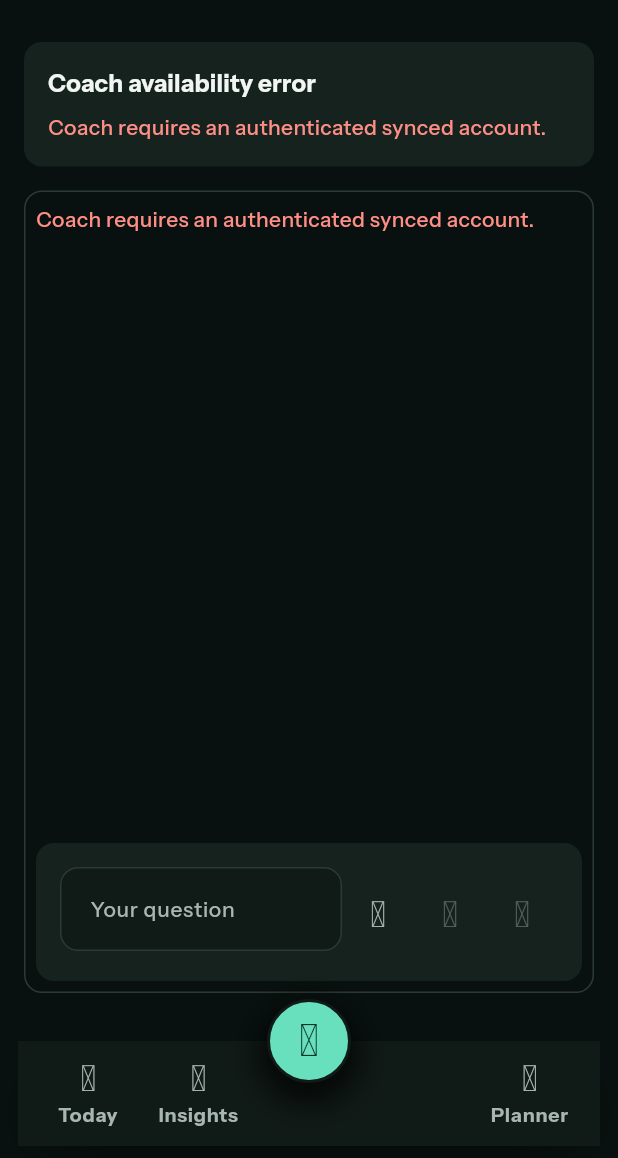
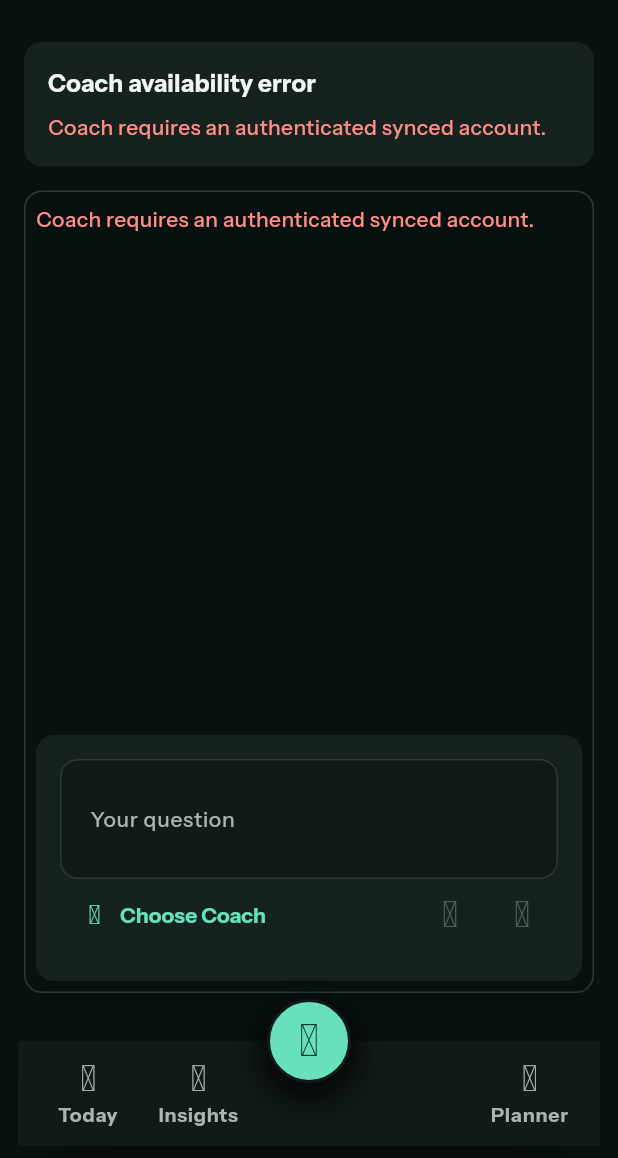
Before and after one commit to MyLifeGraph/MyLifeGraph, a Flutter app: the CoachPage screen opened by its route, on a phone screen of 412 x 824 dp, the part 78-1236 px from its top. Run offline on Flutter 3.47's test engine with Material 3 defaults, Android fonts, the phone set to English and light mode, and no system bars; our stand-ins replace connectivity_plus, dio, flutter_riverpod, flutter_secure_storage, flutter_svg, go_router and 6 more; missing offline and left inert: dart:js_interop, file_selector, record, webview_flutter_android; accounts and stored records are empty; project files that could hold a hidden picture were left out.

Commit message:
ui: compact check-in, schedule and coach controls

```diff
--- a/apps/mobile/lib/features/coach/presentation/pages/coach_page.dart
+++ b/apps/mobile/lib/features/coach/presentation/pages/coach_page.dart
@@ -64,6 +64,17 @@ class _CoachPageState extends ConsumerState<CoachPage> {
       title: 'Coach',
       compactHeader: true,
       actions: [
+        if (state.capabilities?.canRespond == true)
+          Tooltip(
+            message: '${state.capabilities!.limits.remainingRequests} of '
+                '${state.capabilities!.limits.requestsPerLocalDay} questions left '
+                '${state.capabilities!.limits.requestPeriod == 'utc_day' ? 'today (UTC)' : 'today'}',
+            child: Text(
+              '${state.capabilities!.limits.remainingRequests}/'
+              '${state.capabilities!.limits.requestsPerLocalDay} left',
+              style: Theme.of(context).textTheme.labelSmall,
+            ),
+          ),
         AppHeaderActions(
           pageActions: [
             IconButton(
@@ -82,10 +93,15 @@ class _CoachPageState extends ConsumerState<CoachPage> {
       viewportBody: Column(
         crossAxisAlignment: CrossAxisAlignment.stretch,
         children: [
+        if (state.capabilities?.canRespond != true ||
+            state.isRateLimited || state.capabilityError != null ||
+            state.capabilities?.provider == CoachProviderName.fake ||
+            state.capabilities?.provider == CoachProviderName.localCodexOauth) ...[
         _CapabilityCard(
           state: state,
         ),
         const SizedBox(height: AppSpacing.md),
+        ],
         Expanded(child: DecoratedBox(
           key: const Key('app-page-body-outline'),
           decoration: BoxDecoration(
@@ -117,7 +133,7 @@ class _CoachPageState extends ConsumerState<CoachPage> {
                 ),
             );
             final compactHeight = constraints.maxHeight <
-                MediaQuery.textScalerOf(context).scale(160);
+                MediaQuery.textScalerOf(context).scale(240);
             final scroll = SingleChildScrollView(
               key: const Key('coach-chat-scroll'),
               controller: _chatScrollController,
@@ -334,15 +350,6 @@ class _CapabilityCard extends StatelessWidget {
           if (demo || capability.provider == CoachProviderName.fake ||
               capability.provider == CoachProviderName.localCodexOauth)
             Text(_availabilitySummary(capability)),
-          if (ready) ...[
-            const SizedBox(height: AppSpacing.xs),
-            Text(
-              '${capability.limits.remainingRequests} of '
-              '${capability.limits.requestsPerLocalDay} questions left '
-              '${capability.limits.requestPeriod == 'utc_day' ? 'today (UTC)' : 'today'}.',
-              style: Theme.of(context).textTheme.bodySmall,
-            ),
-          ],
           if (state.capabilityError != null) ...[
             const SizedBox(height: AppSpacing.sm),
             _ErrorText(
@@ -473,10 +480,10 @@ class _ComposerCardState extends State<_ComposerCard> {
                 onChanged(combined);
                 if (sendNow) onSend();
               },
-              idleBuilder: (microphone) => Row(
-              crossAxisAlignment: CrossAxisAlignment.end,
+              idleBuilder: (microphone) => Column(
+              crossAxisAlignment: CrossAxisAlignment.stretch,
               children: [
-                Expanded(child: Focus(
+                Focus(
                   onKeyEvent: _onComposerKey,
                   child: TextField(
             key: const Key('coach-message-field'),
@@ -485,7 +492,7 @@ class _ComposerCardState extends State<_ComposerCard> {
                 !state.isLoading &&
                 !state.isSending &&
                 !state.isDeletingHistory,
-            minLines: 1,
+            minLines: 2,
             maxLines: 4,
             textInputAction: TextInputAction.send,
             onSubmitted: (_) => _submitDraft(),
@@ -498,10 +505,12 @@ class _ComposerCardState extends State<_ComposerCard> {
                   ? 'Keep the question within 2,000 characters.'
                   : null,
             ),
-          ))),
-                IconButton(
+          )),
+                Row(children: [
+                Expanded(child: Tooltip(
+                  message: 'Choose Coach',
+                  child: TextButton.icon(
                   key: const Key('coach-model-button'),
-                  tooltip: 'Choose Coach',
                   onPressed: state.isLoading || state.isSending ||
                       state.isDeletingHistory || state.busyRetrySeconds > 0
                       ? null : () => showDialog<void>(
@@ -511,7 +520,16 @@ class _ComposerCardState extends State<_ComposerCard> {
                           ),
                         ),
                   icon: const Icon(AppIcons.tuneOutlined),
-                ),
+                  label: Text(switch (state.capabilities?.provider) {
+                    CoachProviderName.operatorCodexPilot => 'Standard',
+                    CoachProviderName.openai => 'OpenAI',
+                    CoachProviderName.gemini => 'Gemini',
+                    CoachProviderName.localCodexOauth => 'Local Coach',
+                    CoachProviderName.fake => 'Test Coach',
+                    _ => 'Choose Coach',
+                  }),
+                  style: TextButton.styleFrom(alignment: Alignment.centerLeft),
+                ))),
                 microphone,
                 if (state.isSending)
                   IconButton.outlined(
@@ -528,6 +546,7 @@ class _ComposerCardState extends State<_ComposerCard> {
                     icon: Icon(state.canRetryExact
                         ? AppIcons.refreshOutlined : AppIcons.sendOutlined),
                   ),
+                ]),
               ],
             ),
           ),
```
Also changed, not shown: apps/mobile/lib/features/dashboard/presentation/widgets/today_overview_sections.dart (+40 -47 lines), apps/mobile/lib/features/planner/presentation/widgets/planner_sections.dart (+24 -19 lines), apps/mobile/lib/features/quick_action/presentation/pages/morning_calibration_page.dart (+4 -10 lines), 10 other files.
